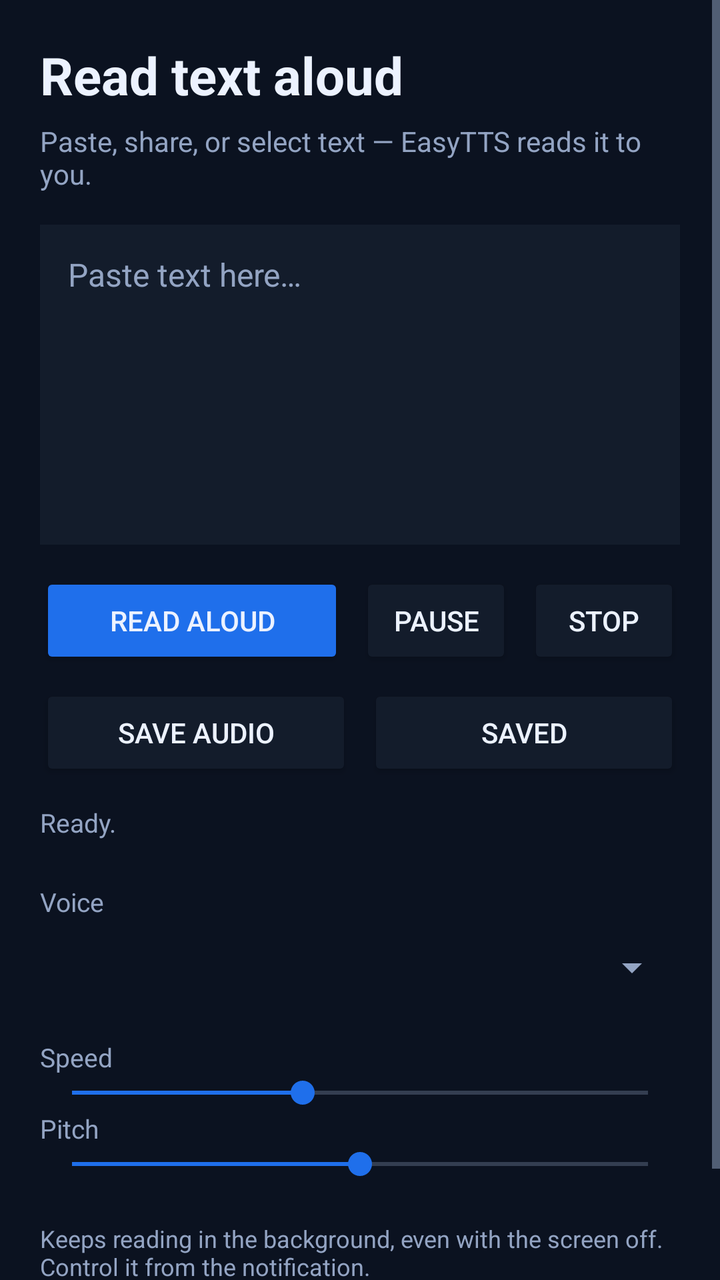
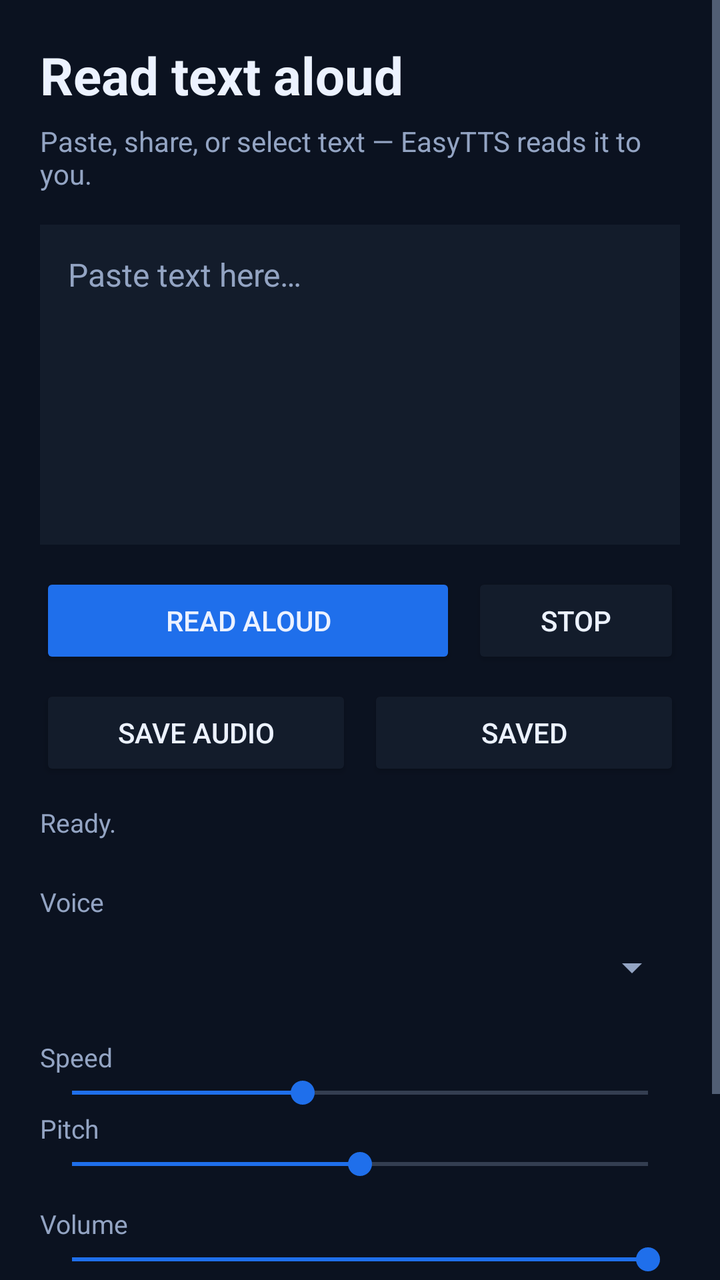

Before-and-after screenshots of an Android layout around one commit, followed by the original layout XML and the change that was made.
<!-- AndroidManifest.xml: application theme AppTheme -->
<!-- res/layout/activity_main.xml -->
<?xml version="1.0" encoding="utf-8"?>
<ScrollView xmlns:android="http://schemas.android.com/apk/res/android"
    android:layout_width="match_parent"
    android:layout_height="match_parent"
    android:background="@color/background"
    android:fillViewport="true">

    <LinearLayout
        android:layout_width="match_parent"
        android:layout_height="wrap_content"
        android:orientation="vertical"
        android:padding="20dp">

        <TextView
            android:layout_width="wrap_content"
            android:layout_height="wrap_content"
            android:text="@string/headline"
            android:textColor="@color/text"
            android:textSize="26sp"
            android:textStyle="bold" />

        <TextView
            android:layout_width="match_parent"
            android:layout_height="wrap_content"
            android:layout_marginTop="6dp"
            android:layout_marginBottom="16dp"
            android:text="@string/subline"
            android:textColor="@color/text_muted"
            android:textSize="14sp" />

        <EditText
            android:id="@+id/input"
            android:layout_width="match_parent"
            android:layout_height="wrap_content"
            android:background="@color/surface"
            android:gravity="top|start"
            android:hint="@string/hint_input"
            android:inputType="textMultiLine|textCapSentences"
            android:maxHeight="200dp"
            android:minHeight="160dp"
            android:padding="14dp"
            android:scrollbars="vertical"
            android:textColor="@color/text"
            android:textColorHint="@color/text_muted"
            android:textSize="16sp" />

        <LinearLayout
            android:layout_width="match_parent"
            android:layout_height="wrap_content"
            android:layout_marginTop="14dp"
            android:orientation="horizontal">

            <Button
                android:id="@+id/speak"
                android:layout_width="0dp"
                android:layout_height="wrap_content"
                android:layout_marginEnd="8dp"
                android:layout_weight="2"
                android:backgroundTint="@color/accent"
                android:text="@string/speak"
                android:textColor="@color/text" />

            <Button
                android:id="@+id/pause"
                android:layout_width="0dp"
                android:layout_height="wrap_content"
                android:layout_marginEnd="8dp"
                android:layout_weight="1"
                android:backgroundTint="@color/surface"
                android:text="@string/pause"
                android:textColor="@color/text" />

            <Button
                android:id="@+id/stop"
                android:layout_width="0dp"
                android:layout_height="wrap_content"
                android:layout_weight="1"
                android:backgroundTint="@color/surface"
                android:text="@string/stop"
                android:textColor="@color/text" />
        </LinearLayout>

        <LinearLayout
            android:layout_width="match_parent"
            android:layout_height="wrap_content"
            android:layout_marginTop="8dp"
            android:orientation="horizontal">

            <Button
                android:id="@+id/save"
                android:layout_width="0dp"
                android:layout_height="wrap_content"
                android:layout_marginEnd="8dp"
                android:layout_weight="1"
                android:backgroundTint="@color/surface"
                android:text="@string/save_audio"
                android:textColor="@color/text" />

            <Button
                android:id="@+id/saved"
                android:layout_width="0dp"
                android:layout_height="wrap_content"
                android:layout_weight="1"
                android:backgroundTint="@color/surface"
                android:text="@string/saved"
                android:textColor="@color/text" />
        </LinearLayout>

        <TextView
            android:id="@+id/status"
            android:layout_width="match_parent"
            android:layout_height="wrap_content"
            android:layout_marginTop="12dp"
            android:text="@string/status_ready"
            android:textColor="@color/text_muted"
            android:textSize="13sp" />

        <TextView
            android:layout_width="wrap_content"
            android:layout_height="wrap_content"
            android:layout_marginTop="22dp"
            android:text="@string/label_voices"
            android:textColor="@color/text_muted"
            android:textSize="13sp" />

        <Spinner
            android:id="@+id/voice"
            android:layout_width="match_parent"
            android:layout_height="wrap_content"
            android:minHeight="48dp" />

        <TextView
            android:layout_width="wrap_content"
            android:layout_height="wrap_content"
            android:layout_marginTop="12dp"
            android:text="@string/label_rate"
            android:textColor="@color/text_muted"
            android:textSize="13sp" />

        <SeekBar
            android:id="@+id/rate"
            android:layout_width="match_parent"
            android:layout_height="wrap_content"
            android:max="250"
            android:progress="100" />

        <TextView
            android:layout_width="wrap_content"
            android:layout_height="wrap_content"
            android:text="@string/label_pitch"
            android:textColor="@color/text_muted"
            android:textSize="13sp" />

        <SeekBar
            android:id="@+id/pitch"
            android:layout_width="match_parent"
            android:layout_height="wrap_content"
            android:max="200"
            android:progress="100" />

        <TextView
            android:layout_width="match_parent"
            android:layout_height="wrap_content"
            android:layout_marginTop="20dp"
            android:text="@string/footer"
            android:textColor="@color/text_muted"
            android:textSize="12sp" />

        <TextView
            android:id="@+id/about"
            android:layout_width="wrap_content"
            android:layout_height="wrap_content"
            android:layout_marginTop="10dp"
            android:background="?android:attr/selectableItemBackground"
            android:clickable="true"
            android:focusable="true"
            android:paddingVertical="6dp"
            android:text="@string/credits_link"
            android:textColor="@color/accent"
            android:textSize="13sp" />
    </LinearLayout>
</ScrollView>
<!-- resources referenced by this layout -->
<resources>
  <color name="accent">#1F6FEB</color>
  <color name="background">#0B1220</color>
  <color name="surface">#131C2B</color>
  <color name="text">#ECF2FF</color>
  <color name="text_muted">#93A4C3</color>
  <string name="credits_link">About &amp; credits</string>
  <string name="footer">Keeps reading in the background, even with the screen off. Control it from the notification.</string>
  <string name="headline">Read text aloud</string>
  <string name="hint_input">Paste text here…</string>
  <string name="label_pitch">Pitch</string>
  <string name="label_rate">Speed</string>
  <string name="label_voices">Voice</string>
  <string name="pause">Pause</string>
  <string name="save_audio">Save audio</string>
  <string name="saved">Saved</string>
  <string name="speak">Read aloud</string>
  <string name="status_ready">Ready.</string>
  <string name="stop">Stop</string>
  <string name="subline">Paste, share, or select text — EasyTTS reads it to you.</string>
  <style name="AppTheme" parent="@android:style/Theme.Material.NoActionBar">
          <item name="android:colorAccent">@color/accent</item>
          <item name="android:windowBackground">@color/background</item>
          <item name="android:statusBarColor">@color/background</item>
          <item name="android:navigationBarColor">@color/background</item>
          <item name="android:textColorPrimary">@color/text</item>
          <item name="android:textColorSecondary">@color/text_muted</item>
      </style>
</resources>

<!-- the commit's change to res/layout/activity_main.xml (unified diff, before → after) -->
@@ -58,16 +58,6 @@
                 android:layout_weight="2"
                 android:backgroundTint="@color/accent"
                 android:text="@string/speak"
-                android:textColor="@color/text" />
-
-            <Button
-                android:id="@+id/pause"
-                android:layout_width="0dp"
-                android:layout_height="wrap_content"
-                android:layout_marginEnd="8dp"
-                android:layout_weight="1"
-                android:backgroundTint="@color/surface"
-                android:text="@string/pause"
                 android:textColor="@color/text" />
 
             <Button
@@ -159,6 +149,21 @@
             android:progress="100" />
 
         <TextView
+            android:layout_width="wrap_content"
+            android:layout_height="wrap_content"
+            android:layout_marginTop="12dp"
+            android:text="@string/label_volume"
+            android:textColor="@color/text_muted"
+            android:textSize="13sp" />
+
+        <SeekBar
+            android:id="@+id/volume"
+            android:layout_width="match_parent"
+            android:layout_height="wrap_content"
+            android:max="100"
+            android:progress="100" />
+
+        <TextView
             android:layout_width="match_parent"
             android:layout_height="wrap_content"
             android:layout_marginTop="20dp"
<!-- resource entries referenced after the edit -->
@@ -12,7 +12,7 @@
   <string name="label_pitch">Pitch</string>
   <string name="label_rate">Speed</string>
   <string name="label_voices">Voice</string>
-  <string name="pause">Pause</string>
+  <string name="label_volume">Volume</string>
   <string name="save_audio">Save audio</string>
   <string name="saved">Saved</string>
   <string name="speak">Read aloud</string>
